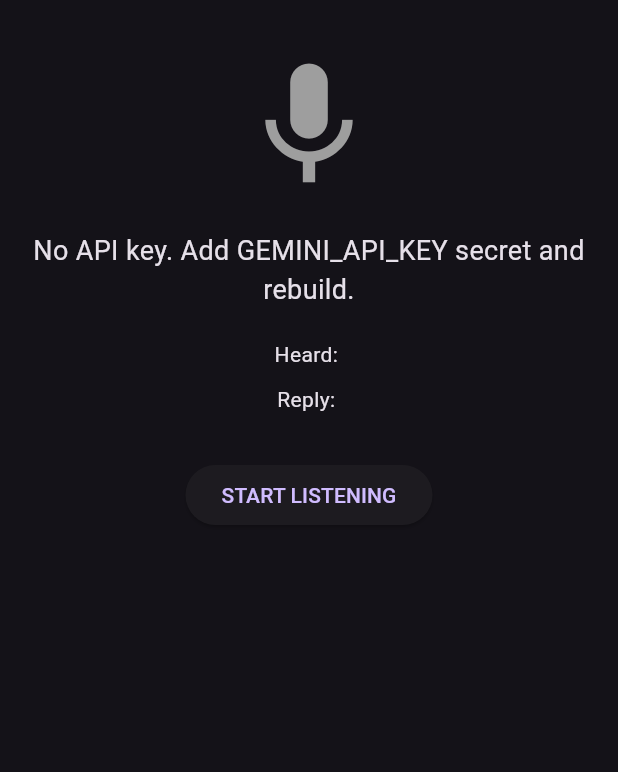
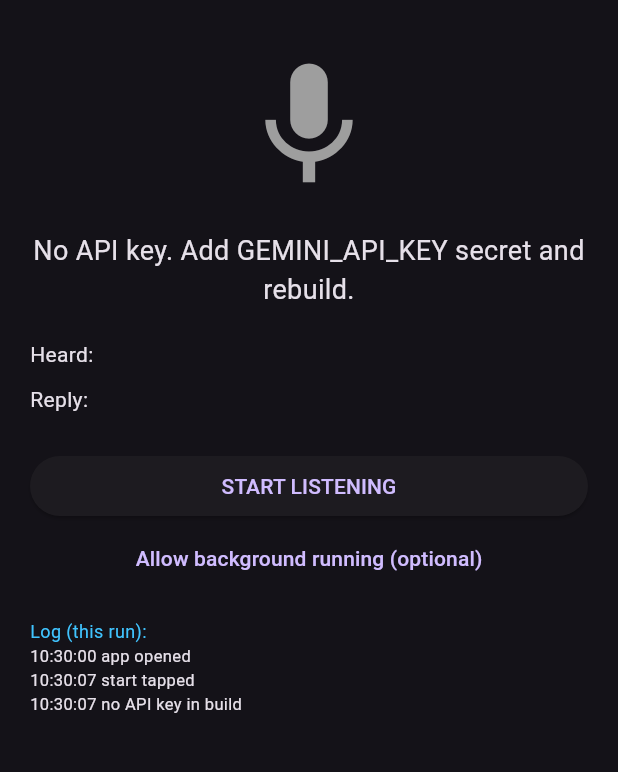
Before and after one commit to far2furtherdevguy/Buddy, a Flutter app: the screen it shows after launch, after a tap on "START LISTENING", on a phone screen of 412 x 824 dp, the part 63-835 px from its top. Run offline on Flutter 3.47's test engine with Material 3 defaults, Android fonts, the phone set to English and light mode, and no system bars; our stand-ins replace flutter_tts, permission_handler, speech_to_text; missing offline and left inert: flutter_foreground_task, vosk_flutter.

Commit message:
Implement logging and error handling in main.dart
Added logging functionality to track app events and errors. Enhanced main function with error handling and previous log reading.

```diff
--- a/lib/main.dart
+++ b/lib/main.dart
@@ -1,5 +1,6 @@
 import 'dart:async';
 import 'dart:convert';
+import 'dart:io';
 import 'dart:isolate';
 import 'package:flutter/material.dart';
 import 'package:speech_to_text/speech_to_text.dart';
@@ -19,6 +20,33 @@ const String systemPrompt =
 // Downloaded into assets/models/ by the GitHub Actions workflow.
 const String voskModelAsset = 'assets/models/vosk-model-small-en-us-0.15.zip';
 
+// ---------------------------------------------------------------------------
+// On-device log. Every step is written to a file with flush, so if the app is
+// killed by a native crash, the NEXT launch shows exactly where it died.
+// ---------------------------------------------------------------------------
+final ValueNotifier<String> logNotifier = ValueNotifier<String>('');
+final File _logFile = File('${Directory.systemTemp.path}/buddy_log.txt');
+
+String _readPrevLog() {
+  try {
+    if (!_logFile.existsSync()) return '';
+    final lines = _logFile.readAsLinesSync();
+    final tail = lines.length > 30 ? lines.sublist(lines.length - 30) : lines;
+    return tail.join('\n');
+  } catch (_) {
+    return '';
+  }
+}
+
+void blog(String m) {
+  final t = DateTime.now().toIso8601String().substring(11, 19);
+  final line = '$t $m';
+  try {
+    _logFile.writeAsStringSync('$line\n', mode: FileMode.append, flush: true);
+  } catch (_) {}
+  logNotifier.value = '${logNotifier.value}$line\n';
+}
+
 // ---- Foreground service: keeps the process (and mic) alive in background ----
 @pragma('vm:entry-point')
 void startCallback() {
@@ -35,7 +63,13 @@ class _KeepAliveHandler extends TaskHandler {
   Future<void> onDestroy(DateTime timestamp, SendPort? sendPort) async {}
 }
 
-void main() => runApp(const BuddyApp());
+void main() {
+  runZonedGuarded(() {
+    WidgetsFlutterBinding.ensureInitialized();
+    FlutterError.onError = (d) => blog('FlutterError: ${d.exceptionAsString()}');
+    runApp(const BuddyApp());
+  }, (e, st) => blog('Uncaught: $e'));
+}
 
 class BuddyApp extends StatelessWidget {
   const BuddyApp({super.key});
@@ -68,7 +102,9 @@ class _AssistantPageState extends State<AssistantPage> {
   String _status = 'Tap START LISTENING';
   String _lastHeard = '';
   String _lastReply = '';
+  String _prevLog = '';
   bool _running = false;
+  bool _starting = false;
   bool _busy = false; // handling a wake word
   Completer<String>? _cmdCompleter;
   DateTime _ignoreWakeUntil = DateTime.fromMillisecondsSinceEpoch(0);
@@ -76,6 +112,11 @@ class _AssistantPageState extends State<AssistantPage> {
   @override
   void initState() {
     super.initState();
+    _prevLog = _readPrevLog();
+    try {
+      _logFile.writeAsStringSync('--- new run ---\n');
+    } catch (_) {}
+    blog('app opened');
     _tts.setLanguage('en-US');
     _tts.setSpeechRate(0.5);
     _tts.awaitSpeakCompletion(true);
@@ -102,36 +143,56 @@ class _AssistantPageState extends State<AssistantPage> {
 
   // ---------- start / stop ----------
   Future<void> _start() async {
+    if (_starting || _running) return;
+    _starting = true;
+    try {
+      await _startInner();
+    } catch (e) {
+      blog('START ERROR: $e');
+      _setStatus('Error: $e');
+      _running = false;
+    } finally {
+      _starting = false;
+    }
+  }
+
+  Future<void> _startInner() async {
+    blog('start tapped');
     if (geminiApiKey.isEmpty) {
+      blog('no API key in build');
       _setStatus('No API key. Add GEMINI_API_KEY secret and rebuild.');
       return;
     }
+
     final mic = await Permission.microphone.request();
-    await Permission.notification.request();
+    blog('mic permission: $mic');
     if (!mic.isGranted) {
       _setStatus('Microphone permission denied');
       return;
     }
-    if (!await FlutterForegroundTask.isIgnoringBatteryOptimizations) {
-      await FlutterForegroundTask.requestIgnoreBatteryOptimization();
-    }
+    final notif = await Permission.notification.request();
+    blog('notification permission: $notif');
 
     final sttOk = await _stt.initialize(
       onError: (e) {
+        blog('stt error: ${e.errorMsg}');
         final c = _cmdCompleter;
         if (c != null && !c.isCompleted) c.complete('');
       },
     );
+    blog('stt initialized: $sttOk');
     if (!sttOk) {
       _setStatus('Speech recognition unavailable');
       return;
     }
 
-    _setStatus('Loading voice model...');
-    try {
+    _setStatus('Loading voice model (first time takes a while)...');
     if (_voskModel == null) {
+      blog('loading model asset');
       final path = await vosk.ModelLoader().loadFromAssets(voskModelAsset);
+      blog('model extracted: $path');
       _voskModel = await _vosk.createModel(path);
+      blog('model created');
     }
     // Grammar limits Vosk to the wake phrase: fast, light, accurate.
     final recognizer = await _vosk.createRecognizer(
@@ -139,26 +200,34 @@ class _AssistantPageState extends State<AssistantPage> {
       sampleRate: 16000,
       grammar: [wakePhrase, '[unk]'],
     );
+    blog('recognizer created');
     _speech = await _vosk.initSpeechService(recognizer);
-    } catch (e) {
-      _setStatus('Voice model failed to load: $e');
-      return;
-    }
+    blog('speech service created');
 
+    // Foreground service is a nice-to-have: if it fails, keep going.
+    try {
+      blog('starting foreground service');
       await FlutterForegroundTask.startService(
         notificationTitle: 'Buddy is listening',
         notificationText: 'Say "Hey Buddy"',
         callback: startCallback,
       );
+      blog('foreground service started');
+    } catch (e) {
+      blog('foreground service failed: $e');
+    }
 
     _partialSub = _speech!.onPartial().listen(_onVoskText);
     _resultSub = _speech!.onResult().listen(_onVoskText);
     _running = true;
-    await _speech!.start();
-    if (mounted) setState(() => _status = 'Say "Hey Buddy"...');
+    blog('starting mic');
+    await _speech!.start(onRecognitionError: (e) => blog('vosk error: $e'));
+    blog('listening');
+    _setStatus('Say "Hey Buddy"...');
   }
 
   Future<void> _stop() async {
+    blog('stop tapped');
     _running = false;
     final c = _cmdCompleter;
     if (c != null && !c.isCompleted) c.complete('');
@@ -169,13 +238,30 @@ class _AssistantPageState extends State<AssistantPage> {
     try {
       await _speech?.stop();
       await _speech?.dispose();
-    } catch (_) {}
+    } catch (e) {
+      blog('stop error: $e');
+    }
     _speech = null;
+    try {
       await _stt.cancel();
       await _tts.stop();
       await FlutterForegroundTask.stopService();
+    } catch (e) {
+      blog('stop error: $e');
+    }
     _busy = false;
     _setStatus('Stopped');
+  }
+
+  // Optional: stops Android from killing Buddy in the background.
+  Future<void> _allowBackground() async {
+    try {
+      if (!await FlutterForegroundTask.isIgnoringBatteryOptimizations) {
+        await FlutterForegroundTask.requestIgnoreBatteryOptimization();
+      }
+    } catch (e) {
+      blog('battery request failed: $e');
+    }
   }
 
   // ---------- wake word ----------
@@ -196,28 +282,33 @@ class _AssistantPageState extends State<AssistantPage> {
   Future<void> _onWake() async {
     if (_busy || !_running) return;
     _busy = true;
+    blog('wake word heard');
     try {
       await _speech?.stop(); // release the mic for the Android recognizer
       _setStatus("Yes? I'm listening...");
       await _tts.speak('Yes?');
       await Future.delayed(const Duration(milliseconds: 300));
       final command = await _captureCommand();
+      blog('command: "$command"');
       if (command.trim().isNotEmpty) {
         if (mounted) setState(() { _lastHeard = command; _status = 'Thinking...'; });
         final reply = await _askGemini(command);
+        blog('reply ready');
         if (mounted) setState(() { _lastReply = reply; _status = 'Speaking...'; });
         await _tts.speak(reply);
       }
-    } catch (_) {
-      // fall through and resume wake listening
+    } catch (e) {
+      blog('wake handling error: $e');
     } finally {
       if (_running) {
         try {
           await Future.delayed(const Duration(milliseconds: 300));
           _ignoreWakeUntil = DateTime.now().add(const Duration(milliseconds: 1200));
           await _speech?.reset();
-          await _speech?.start();
-        } catch (_) {}
+          await _speech?.start(onRecognitionError: (e) => blog('vosk error: $e'));
+        } catch (e) {
+          blog('resume error: $e');
+        }
         _setStatus('Say "Hey Buddy"...');
       }
       _busy = false;
@@ -281,6 +372,7 @@ class _AssistantPageState extends State<AssistantPage> {
           )
           .timeout(const Duration(seconds: 20));
 
+      blog('gemini status ${res.statusCode}');
       if (res.statusCode == 429) {
         return "I'm being rate limited. Try again in a minute.";
       }
@@ -299,6 +391,7 @@ class _AssistantPageState extends State<AssistantPage> {
           .trim();
       return text.isEmpty ? "Sorry, I didn't get that." : text;
     } catch (e) {
+      blog('gemini error: $e');
       return 'Sorry, I had a problem connecting. Try again.';
     }
   }
@@ -319,24 +412,42 @@ class _AssistantPageState extends State<AssistantPage> {
     return WithForegroundTask(
       child: Scaffold(
         appBar: AppBar(title: const Text('Buddy - AI Assistant')),
-        body: Padding(
+        body: ListView(
           padding: const EdgeInsets.all(20),
-          child: Column(
           children: [
-              Icon(Icons.mic, size: 100, color: _running ? Colors.green : Colors.grey),
+            Icon(Icons.mic,
+                size: 100, color: _running ? Colors.green : Colors.grey),
             const SizedBox(height: 20),
-              Text(_status, style: const TextStyle(fontSize: 18), textAlign: TextAlign.center),
+            Text(_status,
+                style: const TextStyle(fontSize: 18), textAlign: TextAlign.center),
             const SizedBox(height: 20),
             Text('Heard: $_lastHeard'),
             const SizedBox(height: 10),
             Text('Reply: $_lastReply'),
-              const SizedBox(height: 30),
+            const SizedBox(height: 24),
             ElevatedButton(
-                onPressed: _running ? _stop : _start,
+              onPressed: _starting ? null : (_running ? _stop : _start),
               child: Text(_running ? 'STOP' : 'START LISTENING'),
             ),
+            TextButton(
+              onPressed: _allowBackground,
+              child: const Text('Allow background running (optional)'),
+            ),
+            const SizedBox(height: 16),
+            if (_prevLog.isNotEmpty) ...[
+              const Text('Log from previous run:',
+                  style: TextStyle(color: Colors.orangeAccent, fontSize: 12)),
+              SelectableText(_prevLog, style: const TextStyle(fontSize: 11)),
+              const SizedBox(height: 12),
             ],
+            const Text('Log (this run):',
+                style: TextStyle(color: Colors.lightBlueAccent, fontSize: 12)),
+            ValueListenableBuilder<String>(
+              valueListenable: logNotifier,
+              builder: (_, v, __) =>
+                  SelectableText(v, style: const TextStyle(fontSize: 11)),
             ),
+          ],
         ),
       ),
     );
```
Lines whose indentation alone changed are shown as unchanged.
